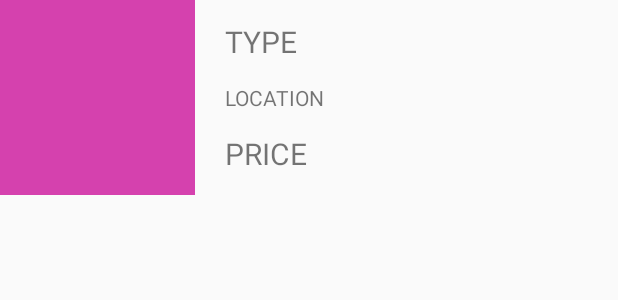
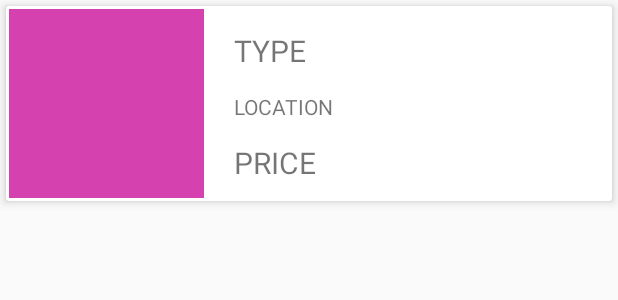
Before and after one commit to Velliane/RealEstateManager, an Android app: the layout item_list.xml on its own in the app's theme, with its tools: preview values and no code run, on a phone screen of 412 x 824 dp. Shown: the top 300 px of the screen. Run offline under Robolectric (Android 15) with nearby library versions, the phone set to English and light mode, and no system bars.

Commit message:
Add CardView to list of Property

```diff
--- a/app/src/main/java/com/openclassrooms/realestatemanager/controller/activity/EditAddActivity.kt
+++ b/app/src/main/java/com/openclassrooms/realestatemanager/controller/activity/EditAddActivity.kt
@@ -84,7 +84,7 @@ class EditAddActivity: AppCompatActivity(), View.OnClickListener {
     override fun onClick(v: View?) {
         when (v){
             saveBtn -> {
-                val property = Property(0, autocompleteType.text.toString(), price.text.toString().toInt(), surface.text.toString().toInt(), rooms.text.toString().toInt(), null, null, description.text.toString())
+                val property = Property(0, autocompleteType.text.toString(), price.text.toString().toInt(), surface.text.toString().toInt(), rooms.text.toString().toInt(), null, null, description.text.toString(), true)
                 propertyViewModel.addProperty(property)
                 Snackbar.make(layout, "Save complete", Snackbar.LENGTH_SHORT).show()
                 finish()
--- a/app/src/main/res/layout/item_list.xml
+++ b/app/src/main/res/layout/item_list.xml
@@ -1,9 +1,19 @@
 <?xml version="1.0" encoding="utf-8"?>
-<androidx.constraintlayout.widget.ConstraintLayout xmlns:android="http://schemas.android.com/apk/res/android"
+
+<androidx.cardview.widget.CardView
+    xmlns:android="http://schemas.android.com/apk/res/android"
     android:layout_width="match_parent"
     android:layout_height="@dimen/list_photo_height"
     android:orientation="horizontal"
     xmlns:app="http://schemas.android.com/apk/res-auto"
+    app:cardElevation="4dp"
+    android:layout_margin="4dp"
+    app:contentPadding="2dp">
+
+<androidx.constraintlayout.widget.ConstraintLayout
+    android:layout_width="match_parent"
+    android:layout_height="@dimen/list_photo_height"
+    android:orientation="horizontal"
     android:layout_marginBottom="2dp">
 
     <ImageView
@@ -58,3 +68,5 @@
     </androidx.constraintlayout.widget.ConstraintLayout>
 
 </androidx.constraintlayout.widget.ConstraintLayout>
+
+</androidx.cardview.widget.CardView>
```
